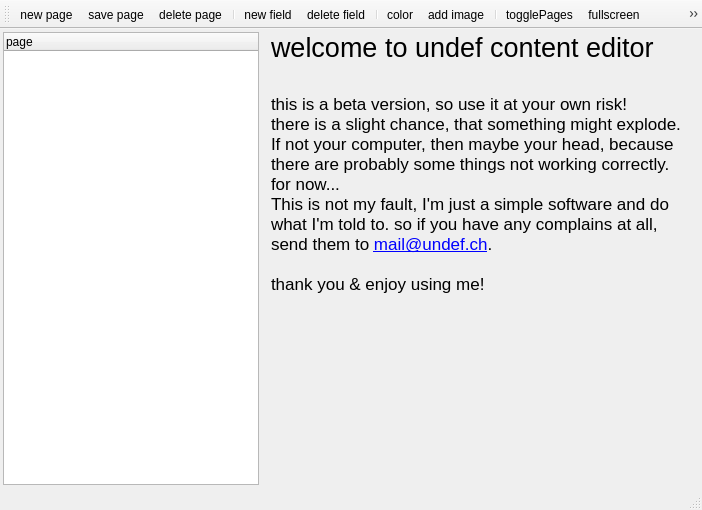
underdoeg/undefContentEditor, file mainwindow.ui: the form before one commit.
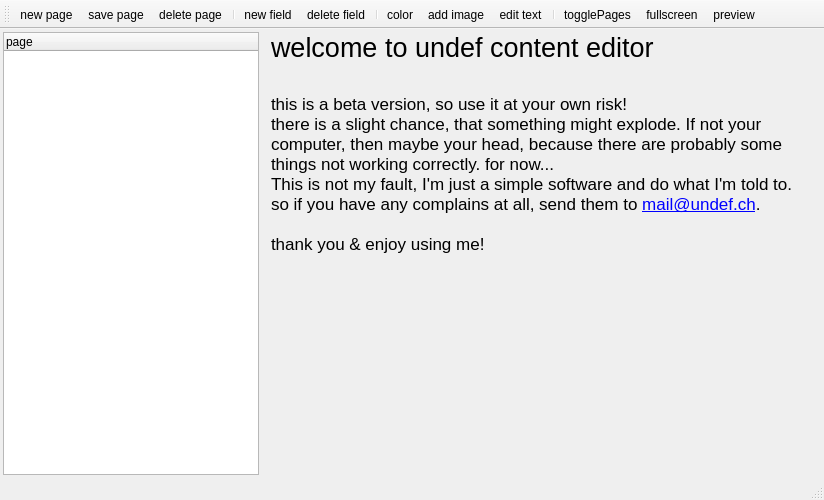
The form after the commit.

Patch:
```diff
--- a/mainwindow.ui
+++ b/mainwindow.ui
@@ -6,8 +6,8 @@
    <rect>
     <x>0</x>
     <y>0</y>
-    <width>702</width>
-    <height>510</height>
+    <width>824</width>
+    <height>500</height>
    </rect>
   </property>
   <property name="windowTitle">
@@ -150,6 +150,7 @@
    <addaction name="separator"/>
    <addaction name="backgroundColor"/>
    <addaction name="addImage"/>
+   <addaction name="toggleText"/>
    <addaction name="separator"/>
    <addaction name="togglePagesList"/>
    <addaction name="toggleFullscreen"/>
@@ -263,6 +264,11 @@
     <string>I</string>
    </property>
   </action>
+  <action name="toggleText">
+   <property name="text">
+    <string>edit text</string>
+   </property>
+  </action>
  </widget>
  <layoutdefault spacing="6" margin="11"/>
  <resources/>
```
Left out of the diff: 2 changed lines with no effect on the pictures.
